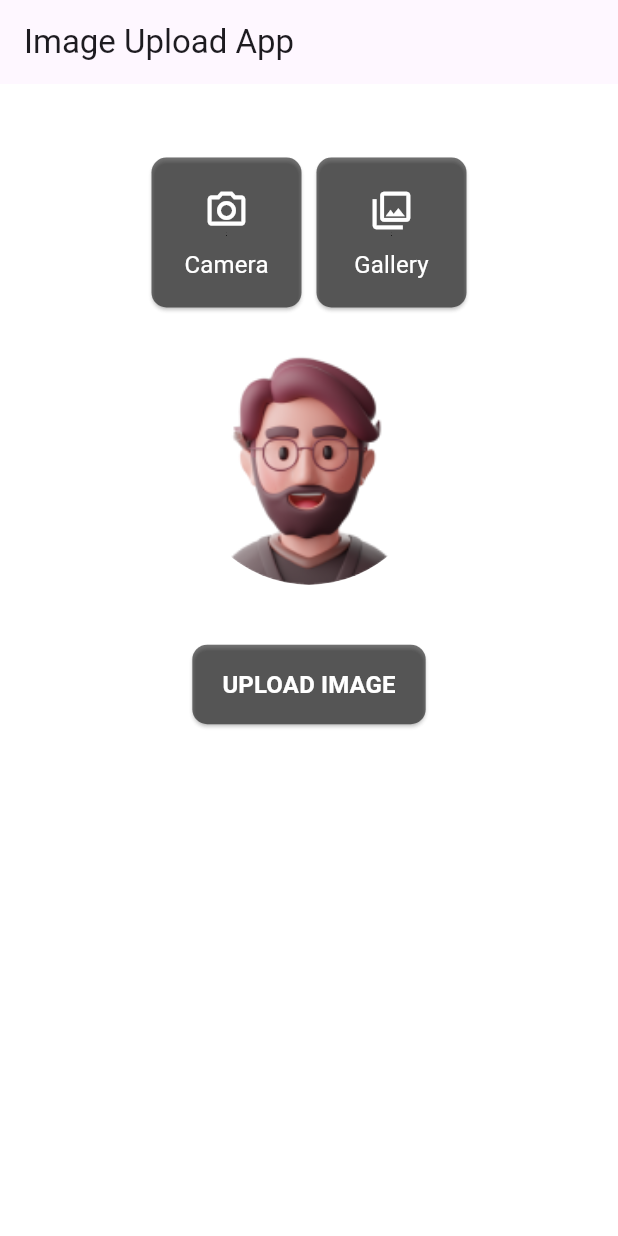
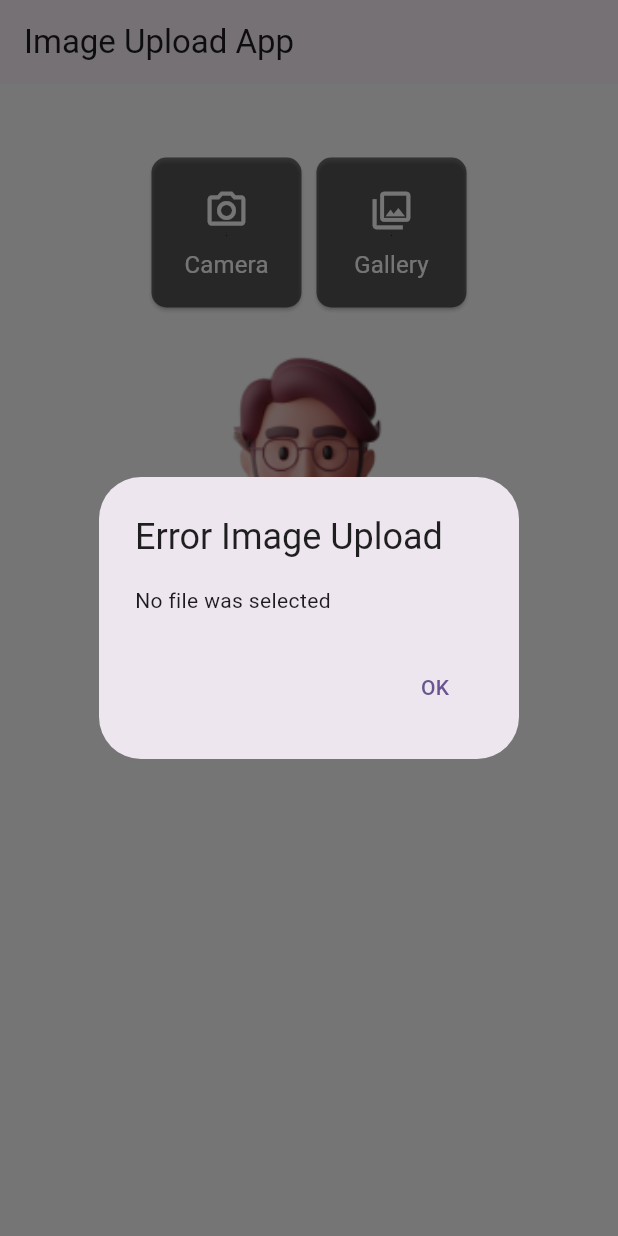
Before and after one commit to GurpreetAndroid/image_capture_upload_flutter, a Flutter app: the screen it shows after launch, after a tap on "UPLOAD IMAGE", on a phone screen of 412 x 824 dp. Run offline on Flutter 3.47's test engine with Material 3 defaults, Android fonts, the phone set to English and light mode, and no system bars; our stand-ins replace image_picker, permission_handler.

Commit message:
Add image upload validation

```diff
--- a/lib/image_upload.dart
+++ b/lib/image_upload.dart
@@ -1,24 +1,21 @@
 import 'dart:io';
-
 import 'package:flutter/material.dart';
 import 'package:image_picker/image_picker.dart';
-
-import 'package:image/image.dart' as img;
 import 'package:http/http.dart' as http;
 import 'package:permission_handler/permission_handler.dart';
+import 'image_util.dart';
 
 class ImageUpload extends StatefulWidget {
-  const ImageUpload({Key? key}) : super(key: key);
+  const ImageUpload({super.key});
 
   @override
   _ImageUploadState createState() => _ImageUploadState();
 }
 
 class _ImageUploadState extends State<ImageUpload> {
-  late File _image;
+    File? selectedImage;
   ImagePicker imagePicker = ImagePicker();
-  var placeholder = AssetImage('assets/img_default.png');
-  bool capture = false;
+  bool isImageSelected = false;
 
   @override
   Widget build(BuildContext context) {
@@ -48,7 +45,7 @@ class _ImageUploadState extends State<ImageUpload> {
                     Text("Camera", style: TextStyle(color: Colors.white, fontSize: 16, fontWeight: FontWeight.w400,),)
                   ]),
                   onPressed: () => {
-                    _imageFromCamera(),
+                    pickFromCamera(),
                   },
                 ),
               ),
@@ -70,22 +67,22 @@ class _ImageUploadState extends State<ImageUpload> {
                     Text("Gallery", style: TextStyle(color: Colors.white, fontSize: 16, fontWeight: FontWeight.w400,),)
                   ]),
                   onPressed: () => {
-                    _imageFromGallery(),
+                    pickFromGallery(),
                   },
                 ),
               ),
             ]),
             const SizedBox(height: 20,),
             Container(
-                child: capture == true
+                child: isImageSelected == true
                     ? CircleAvatar(
                         radius: MediaQuery.of(context).size.width / 5,
-                        backgroundImage: FileImage(_image),
+                        backgroundImage: FileImage(selectedImage!),
                         backgroundColor: Colors.transparent,
                       )
                     : CircleAvatar(
                         radius: MediaQuery.of(context).size.width / 5,
-                        backgroundImage: AssetImage('assets/img_default.png'),
+                        backgroundImage: const AssetImage('assets/img_default.png'),
                         backgroundColor: Colors.white60,
                       )),
             const SizedBox(height: 10,),
@@ -101,7 +98,11 @@ class _ImageUploadState extends State<ImageUpload> {
                   style: TextStyle(color: Colors.white, fontSize: 16, fontWeight: FontWeight.w600,),
                 ),
                 onPressed: () => {
-                  uploadImage()
+                  if(isImageSelected == false){
+                    showAlert(context: context, title: "Error Image Upload", content: "No file was selected")
+                  } else {
+                    uploadImage()
+                  }
                 },
               ),
             ),
@@ -111,52 +112,37 @@ class _ImageUploadState extends State<ImageUpload> {
     );
   }
 
-  _imageFromCamera() async {
+  pickFromCamera() async {
     try {
       XFile? capturedImage = await imagePicker.pickImage(source: ImageSource.camera);
       final File imagePath = File(capturedImage!.path);
-      if (capturedImage == null) {
-        showAlert(bContext: context, title: "Error choosing file", content: "No file was selected");
-      } else {
-        setState(() {
-          _image = imagePath;
-          capture = true;
-
-        });
-        //Navigator.push(context, MaterialPageRoute(builder: (context) => DisplayPicture(image: _image, context: context,)));
-      }
+      setState(() {
+        selectedImage = imagePath;
+        isImageSelected = true;
+      });
     } catch (e) {
-      showAlert(bContext: context, title: "Error capturing image file", content: e.toString());
+      showAlert(context: context, title: "Error capturing image file", content: e.toString());
     }
   }
 
-  _imageFromGallery() async {
-    XFile? uploadedImage = await imagePicker!.pickImage(source: ImageSource.gallery);
+  pickFromGallery() async {
+    XFile? uploadedImage = await imagePicker.pickImage(source: ImageSource.gallery);
     final File imagePath = File(uploadedImage!.path);
-
-    if (uploadedImage == null) {
-      showAlert(bContext: context, title: "Error choosing file", content: "No file was selected");
-    } else {
-      setState(() {
-        _image = imagePath;
-        capture = true;
-      });
-      //Navigator.push(context, MaterialPageRoute(builder: (context) => DisplayPicture(image: _image, context: context,)));
-    }
+    setState(() {
+      selectedImage = imagePath;
+      isImageSelected = true;
+    });
   }
 
-  showAlert({BuildContext? bContext, String? title, String? content}) {
+  showAlert({BuildContext? context, String? title, String? content}) {
     return showDialog(
-        context: bContext!,
+        context: context!,
         builder: (BuildContext context) {
           return AlertDialog(
-            title: Text(
-              title ?? "",
-              style: const TextStyle(color: Colors.white),
-            ),
-            content: Text(content ?? ""),
+            title: Text(title! , style: const TextStyle(color: Colors.black87),),
+            content: Text(content! ),
             actions: [
-              TextButton(onPressed: () => {Navigator.pop(context)}, child: const Text("Okay"))
+              TextButton(onPressed: () => {Navigator.pop(context)}, child: const Text("OK"))
             ],
           );
         });
@@ -171,7 +157,7 @@ class _ImageUploadState extends State<ImageUpload> {
       await stickDirectory.create(recursive: true);
 
       // copy the file to a new path
-      File compressImg = await compressAndResizeImage(File(_image.path)).copy('$path/com_image1.png');
+      File compressImg = await ImageUtil().compressAndResizeImage(File(selectedImage!.path)).copy('$path/com_image1.png');
       // replace with your server url
       var urlInsertImage = "http://00.00.00.88:8989/manageProfile/addProfileImage";
       // replace with your auth token, if present, else no need to add token..
@@ -180,13 +166,16 @@ class _ImageUploadState extends State<ImageUpload> {
 
       var request = http.MultipartRequest("POST", Uri.parse(urlInsertImage));
       request.headers.addAll(headers);
-      request.files.add(http.MultipartFile.fromBytes("file", compressImg.readAsBytesSync(),filename: _image.path));
+      request.files.add(http.MultipartFile.fromBytes("file", compressImg.readAsBytesSync(),filename: selectedImage!.path));
       var response = await request.send();
 
       try {
         var res = await http.Response.fromStream(response);
         if (res.statusCode == 200) {
           debugPrint("SUCCESS! 200 HTTP");
+          // don't forget to reset value here..
+          isImageSelected = false;
+          selectedImage = null;
         }
       } catch (e, s) {
         debugPrint("$e __ $s");
@@ -197,41 +186,4 @@ class _ImageUploadState extends State<ImageUpload> {
     }
     return false;
   }
-
-
-  Future<bool> _requestPermission(Permission permission) async {
-    if (await permission.isGranted) {
-      return true;
-    } else {
-      var result = await permission.request();
-      if (result == PermissionStatus.granted) {
-        return true;
-      }
-    }
-    return false;
-  }
-
-
-
-  File compressAndResizeImage(File file) {
-    img.Image? image = img.decodeImage(file.readAsBytesSync());
-    // Resize the image to have the longer side be 800 pixels
-    int width;
-    int height;
-    if (image!.width > image!.height) {
-      width = 800;
-      height = (image.height / image.width * 800).round();
-    } else {
-      height = 800;
-      width = (image.width / image.height * 800).round();
-    }
-    img.Image resizedImage = img.copyResize(image, width: width, height: height);
-    // Compress the image with JPEG format
-    List<int> compressedBytes = img.encodeJpg(resizedImage, quality: 75);  // Adjust quality as needed
-    // Save the compressed image to a file
-    File compressedFile = File(file.path.replaceFirst('.jpg', '_compressed.jpg'));
-    compressedFile.writeAsBytesSync(compressedBytes);
-    return compressedFile;
-  }
-
 }
--- /dev/null
+++ b/lib/image_util.dart
@@ -0,0 +1,28 @@
+
+import 'dart:io';
+import 'package:image/image.dart' as img;
+class ImageUtil{
+
+
+  File compressAndResizeImage(File file) {
+    img.Image? image = img.decodeImage(file.readAsBytesSync());
+    // Resize the image to have the longer side be 800 pixels
+    int width;
+    int height;
+    if (image!.width > image.height) {
+      width = 800;
+      height = (image.height / image.width * 800).round();
+    } else {
+      height = 800;
+      width = (image.width / image.height * 800).round();
+    }
+    img.Image resizedImage = img.copyResize(image, width: width, height: height);
+    // Compress the image with JPEG format
+    List<int> compressedBytes = img.encodeJpg(resizedImage, quality: 75);  // Adjust quality as needed
+    // Save the compressed image to a file
+    File compressedFile = File(file.path.replaceFirst('.jpg', '_compressed.jpg'));
+    compressedFile.writeAsBytesSync(compressedBytes);
+    return compressedFile;
+  }
+
+}
```
